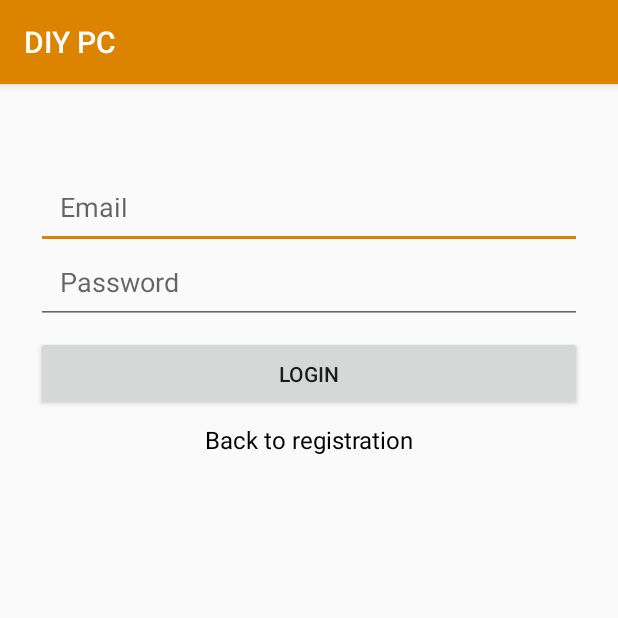
After one commit to PratigyaShakya/DIYPC, an Android app: the LoginActivity screen opened directly, with no data from a screen before it, on a phone screen of 412 x 824 dp, the top half of it. The commit adds this screen. Run offline under Robolectric (Android 15) with nearby library versions, the phone set to English and light mode, and no system bars.

Commit message:
Started work on Login UI, transition login to/from registration

```diff
--- a/app/src/main/AndroidManifest.xml
+++ b/app/src/main/AndroidManifest.xml
@@ -17,6 +17,7 @@
                 <category android:name="android.intent.category.LAUNCHER" />
             </intent-filter>
         </activity>
+        <activity android:name=".LoginActivity"/>
 
     </application>
 </manifest>
--- /dev/null
+++ b/app/src/main/java/com/example/finalproject/LoginActivity.kt
@@ -0,0 +1,22 @@
+package com.example.finalproject
+
+import android.os.Bundle
+import android.util.Log
+import androidx.appcompat.app.AppCompatActivity
+import kotlinx.android.synthetic.main.activity_login.*
+
+class LoginActivity: AppCompatActivity(){
+    override fun onCreate(savedInstanceState: Bundle?) {
+        super.onCreate(savedInstanceState)
+        setContentView(R.layout.activity_login)
+
+        loginButton.setOnClickListener {
+            val email = emailText_login.text.toString()
+            val password = passwordText_login.text.toString()
+            Log.d("Login", "Attempting to login with email and password: $email/***")
+        }
+        back_to_registration.setOnClickListener {
+            finish()
+        }
+    }
+}
--- a/app/src/main/java/com/example/finalproject/MainActivity.kt
+++ b/app/src/main/java/com/example/finalproject/MainActivity.kt
@@ -6,16 +6,32 @@ import android.os.Bundle
 import com.google.firebase.firestore.FirebaseFirestore
 import com.google.firebase.ktx.Firebase
 import android.os.Handler
+import android.util.Log
+import kotlinx.android.synthetic.main.activity_main.*
 
 class MainActivity : AppCompatActivity() {
 
-        private val TAG = javaClass.name
-        private val db = FirebaseFirestore.getInstance()
+    private val TAG = javaClass.name
+    private val db = FirebaseFirestore.getInstance()
 
-        override fun onCreate(savedInstanceState: Bundle?) {
-            super.onCreate(savedInstanceState)
-            setContentView(R.layout.activity_main)
+    override fun onCreate(savedInstanceState: Bundle?) {
+        super.onCreate(savedInstanceState)
+        setContentView(R.layout.activity_main)
+        registration_button.setOnClickListener {
+            val email = email_editText_register.text.toString()
+            val password = password_editText_register.text.toString()
+
+            Log.d("MainActivity", "Email is : " + email)
+            Log.d("MainActivity", "Password: $password")
         }
+
+        back_to_registration.setOnClickListener{
+            Log.d("MainActivity", "Trying to show login activity")
+            // Launch the login activity
+            val intent = Intent(this, LoginActivity::class.java)
+            startActivity(intent)
+        }
+    }
 
 
     }
--- /dev/null
+++ b/app/src/main/res/layout/activity_login.xml
@@ -0,0 +1,57 @@
+<?xml version="1.0" encoding="utf-8"?>
+<androidx.constraintlayout.widget.ConstraintLayout
+    xmlns:android="http://schemas.android.com/apk/res/android"
+    xmlns:app="http://schemas.android.com/apk/res-auto"
+    xmlns:tools="http://schemas.android.com/tools"
+    android:layout_width="match_parent"
+    android:layout_height="match_parent">
+
+    <EditText
+        android:id="@+id/emailText_login"
+        android:layout_width="0dp"
+        android:layout_height="50dp"
+        android:layout_marginStart="24dp"
+        android:layout_marginTop="60dp"
+        android:layout_marginEnd="24dp"
+        android:ems="10"
+        android:hint="Email"
+        android:inputType="textEmailAddress"
+        android:padding="16dp"
+        app:layout_constraintEnd_toEndOf="parent"
+        app:layout_constraintStart_toStartOf="parent"
+        app:layout_constraintTop_toTopOf="parent" />
+
+    <EditText
+        android:id="@+id/passwordText_login"
+        android:layout_width="0dp"
+        android:layout_height="50dp"
+        android:ems="10"
+        android:hint="Password"
+        android:padding="16dp"
+        android:inputType="textPassword"
+        app:layout_constraintEnd_toEndOf="@+id/emailText_login"
+        app:layout_constraintStart_toStartOf="@+id/emailText_login"
+        app:layout_constraintTop_toBottomOf="@+id/emailText_login" />
+
+    <Button
+        android:id="@+id/loginButton"
+        android:layout_width="0dp"
+        android:layout_height="50dp"
+        android:layout_marginTop="8dp"
+        android:text="Login"
+        app:layout_constraintEnd_toEndOf="@+id/passwordText_login"
+        app:layout_constraintStart_toStartOf="@+id/passwordText_login"
+        app:layout_constraintTop_toBottomOf="@+id/passwordText_login" />
+
+    <TextView
+        android:id="@+id/back_to_registration"
+        android:layout_width="wrap_content"
+        android:layout_height="wrap_content"
+        android:layout_marginTop="8dp"
+        android:text="Back to registration"
+        android:textColor="@android:color/black"
+        android:textSize="16sp"
+        app:layout_constraintEnd_toEndOf="@+id/loginButton"
+        app:layout_constraintStart_toStartOf="@+id/loginButton"
+        app:layout_constraintTop_toBottomOf="@+id/loginButton" />
+</androidx.constraintlayout.widget.ConstraintLayout>
```
